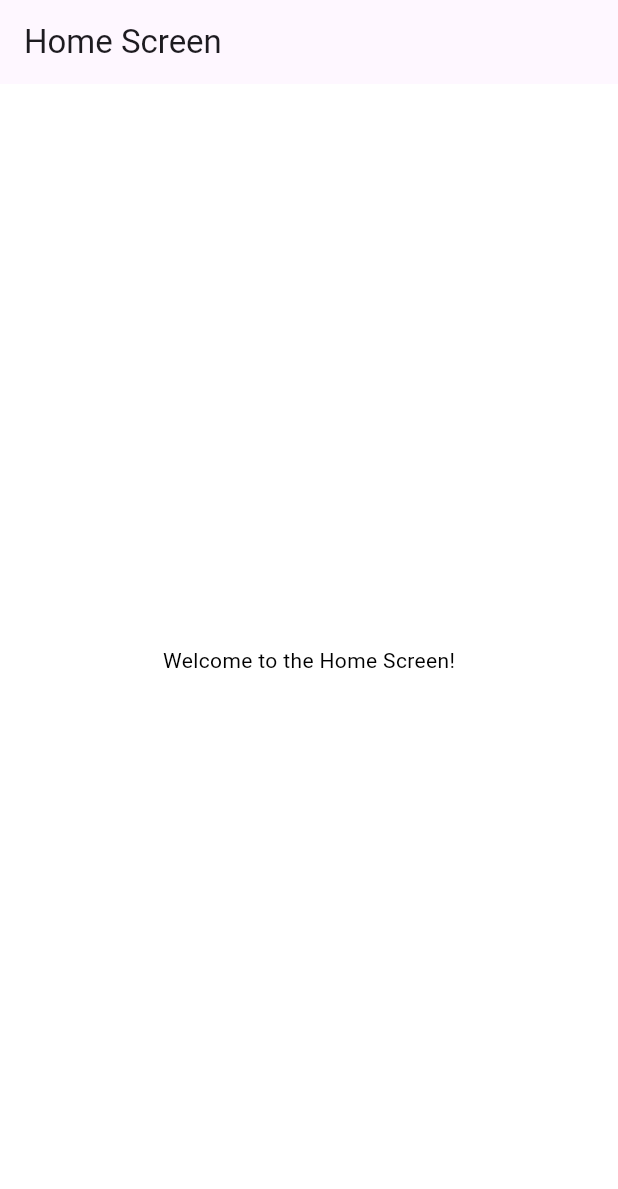
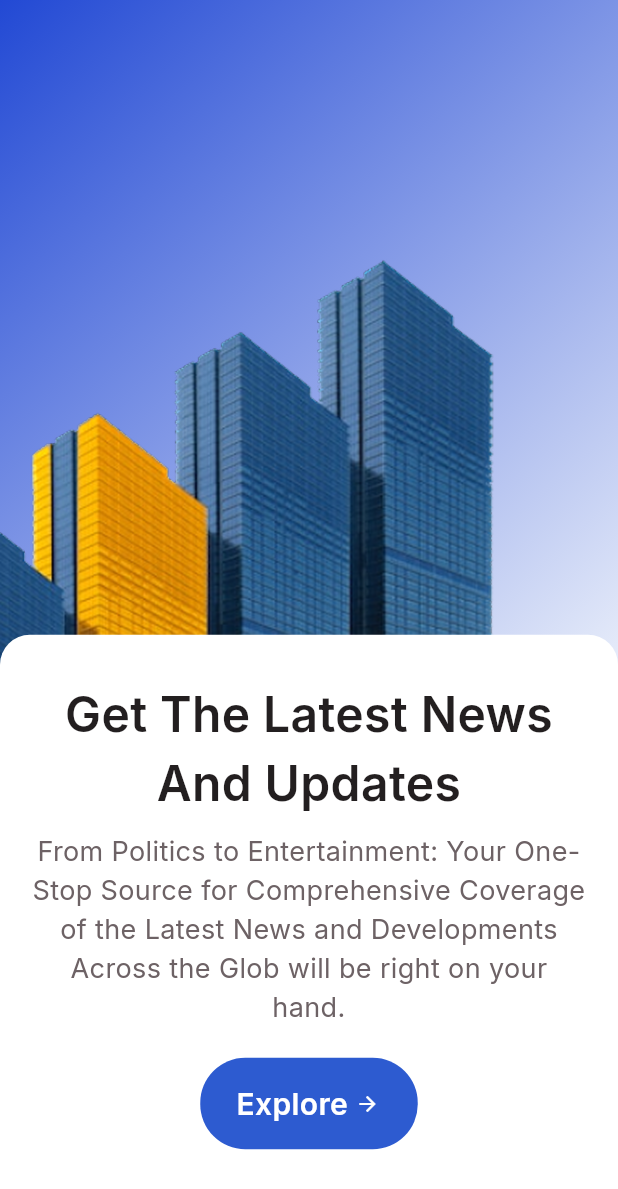
Before and after one commit to Shaown292/teacher_provider, a Flutter app: the screen it shows after launch, on a phone screen of 412 x 824 dp. Shown: the top 1189 px of the screen. Run offline on Flutter 3.47's test engine with Material 3 defaults, Android fonts, the phone set to English and light mode, and no system bars; our stand-ins replace flutter_riverpod, google_fonts.

Commit message:
Secondary splash screen done

```diff
--- /dev/null
+++ b/lib/constant/app_text_style.dart
@@ -0,0 +1,25 @@
+
+
+import 'package:flutter/material.dart';
+import 'package:google_fonts/google_fonts.dart';
+
+class AppTextStyle{
+  static  TextStyle inter32w600Black = GoogleFonts.inter(
+    fontSize: 32,
+    fontWeight: FontWeight.w600,
+    color: Color(0xFF231F20),
+
+  );
+  static  TextStyle inter20w600White = GoogleFonts.inter(
+    fontSize: 20,
+    fontWeight: FontWeight.w600,
+    color: Colors.white,
+
+  );
+  static  TextStyle inter18w400Grey = GoogleFonts.inter(
+    fontSize: 18,
+    fontWeight: FontWeight.w400,
+    color: Color(0xFF6D6265),
+
+  );
+}
--- a/lib/main.dart
+++ b/lib/main.dart
@@ -3,16 +3,17 @@ import 'package:flutter_riverpod/flutter_riverpod.dart';
 import 'package:teacher_provider/providers/splash_screen_provider.dart';
 import 'package:teacher_provider/screens/error_screen.dart';
 import 'package:teacher_provider/screens/home_screen.dart';
+import 'package:teacher_provider/screens/secondary_splash_screen.dart';
 import 'package:teacher_provider/screens/splash_screen.dart';
 import 'package:teacher_provider/theme_data.dart';
 import 'package:teacher_provider/theme_provider.dart';
 
 void main() {
-  runApp(const ProviderScope(child: MyApp()));  // Wrap with ProviderScope
+  runApp(const ProviderScope(child: MyApp())); // Wrap with ProviderScope
 }
 
 class MyApp extends ConsumerWidget {
-  const MyApp({Key? key}) : super(key: key);
+  const MyApp({super.key});
 
   @override
   Widget build(BuildContext context, WidgetRef ref) {
@@ -20,14 +21,14 @@ class MyApp extends ConsumerWidget {
     final themeState = ref.watch(themeProvider);
 
     return MaterialApp(
-theme: themeState.appTheme == AppTheme.light ? lightTheme : darkTheme,
+      theme: themeState.appTheme == AppTheme.light ? lightTheme : darkTheme,
       home: splashScreenState.when(
         data: (_) {
-          // After the splash screen completes, navigate to the HomeScreen
-          return const HomeScreen();
+
+          return const SecondarySplashScreen();
         },
         loading: () {
-          // Show splash screen while loading
+
           return const SplashScreen();
         },
         error: (error, stackTrace) {
--- a/lib/screens/home_screen.dart
+++ b/lib/screens/home_screen.dart
@@ -6,7 +6,10 @@ class HomeScreen extends StatelessWidget {
   @override
   Widget build(BuildContext context) {
     return Scaffold(
-      appBar: AppBar(title: const Text('Home Screen')),
+      appBar: AppBar(
+        title: const Text('Home Screen'),
+        automaticallyImplyLeading: false,
+      ),
       body: Center(child: const Text('Welcome to the Home Screen!')),
     );
   }
--- /dev/null
+++ b/lib/screens/secondary_splash_screen.dart
@@ -0,0 +1,108 @@
+import 'package:flutter/material.dart';
+import 'package:flutter_riverpod/flutter_riverpod.dart';
+import 'package:google_fonts/google_fonts.dart';
+import 'package:teacher_provider/constant/app_text_style.dart';
+import 'package:teacher_provider/screens/home_screen.dart';
+
+import '../theme_provider.dart';
+
+class SecondarySplashScreen extends ConsumerWidget {
+  const SecondarySplashScreen({super.key});
+
+  @override
+  Widget build(BuildContext context, WidgetRef ref) {
+    final themeState = ref.watch(themeProvider);
+    return Scaffold(
+      body: Stack(
+        children: [
+          Column(
+            children: [
+              Container(
+                height: MediaQuery.of(context).size.height * 0.55,
+                decoration: BoxDecoration(
+                  image: DecorationImage(
+                    image: AssetImage('assets/images/background_image.png'),
+                    fit: BoxFit.cover,
+                  ),
+                  color: Colors.blueAccent,
+                  gradient: LinearGradient(
+                    colors: [Color(0xFF2249D4), Color(0xFFE9EEFA)],
+                    begin: Alignment.topLeft,
+                    end: Alignment.bottomRight,
+                  ),
+                ),
+              ),
+              SizedBox(
+                height: MediaQuery.of(context).size.height * 0.34,
+              )
+            ],
+          ),
+          Positioned(
+            bottom: 0,
+            height: MediaQuery.of(context).size.height * 0.45 + 30,
+            width: MediaQuery.of(context).size.width,
+            child: Container(
+              padding: EdgeInsets.symmetric(horizontal: 20, vertical: 30),
+              height: MediaQuery.of(context).size.height * 0.45 + 30,
+              decoration: BoxDecoration(
+                  borderRadius: BorderRadius.only(
+                    topRight: Radius.circular(20),
+                    topLeft: Radius.circular(20),
+                  ),
+                  color: themeState.appTheme == AppTheme.light
+                      ? Colors.white
+                      : Colors.black),
+              child: Column(
+                crossAxisAlignment: CrossAxisAlignment.center,
+                children: [
+                  Text(
+                    textAlign: TextAlign.center,
+                    'Get The Latest News And Updates',
+                    style: AppTextStyle.inter32w600Black,
+                  ),
+                  SizedBox(
+                    height: 10,
+                  ),
+                  Text(
+                    textAlign: TextAlign.center,
+                    'From Politics to Entertainment: Your One-Stop Source for Comprehensive Coverage of the Latest News and Developments Across the Glob will be right on your hand.',
+                    style: AppTextStyle.inter18w400Grey,
+                  ),
+                  SizedBox(
+                    height: 20,
+                  ),
+                  InkWell(
+                    onTap: () => Navigator.pushReplacement(context, MaterialPageRoute(builder: (context) => HomeScreen())),
+                    child: Container(
+                      width: 145,
+                      padding: EdgeInsets.symmetric(horizontal: 24, vertical: 16),
+                      decoration: BoxDecoration(
+                          borderRadius: BorderRadius.circular(30),
+                          color: Color(0xFF2D5BD0)),
+                      child: Row(
+                        children: [
+                          Text(
+                            "Explore",
+                            style: AppTextStyle.inter20w600White,
+                          ),
+                          SizedBox(
+                            width: 5,
+                          ),
+                          Icon(
+                            Icons.arrow_forward,
+                            color: Colors.white,
+                            size: 16,
+                          )
+                        ],
+                      ),
+                    ),
+                  ),
+                ],
+              ),
+            ),
+          ),
+        ],
+      ),
+    );
+  }
+}
--- a/lib/screens/splash_screen.dart
+++ b/lib/screens/splash_screen.dart
@@ -1,7 +1,5 @@
 import 'package:flutter/material.dart';
-import 'package:flutter_riverpod/flutter_riverpod.dart';
 
-import '../providers/splash_screen_provider.dart';
 
 class SplashScreen extends StatelessWidget {
   const SplashScreen({super.key});
--- a/lib/theme_provider.dart
+++ b/lib/theme_provider.dart
@@ -1,20 +1,20 @@
 import 'package:flutter_riverpod/flutter_riverpod.dart';
+
 
 enum AppTheme { light, dark }
 
 class ThemeState {
   final AppTheme appTheme;
-
   ThemeState({required this.appTheme});
 }
+
 
 class ThemeNotifier extends StateNotifier<ThemeState> {
   ThemeNotifier() : super(ThemeState(appTheme: AppTheme.light));
 
   void toggleTheme() {
     state = ThemeState(
-      appTheme:
-          state.appTheme == AppTheme.light ? AppTheme.dark : AppTheme.light,
+      appTheme: state.appTheme == AppTheme.light ? AppTheme.dark : AppTheme.light,
     );
   }
 }
--- a/pubspec.yaml
+++ b/pubspec.yaml
@@ -16,6 +16,7 @@ dependencies:
     sdk: flutter
   cupertino_icons: ^1.0.8
   flutter_riverpod: ^2.0.0
+  google_fonts: ^6.2.1
 
 dev_dependencies:
   flutter_test:
```
Also changed, not shown: assets/images/background_image.png (added), pubspec.lock.
